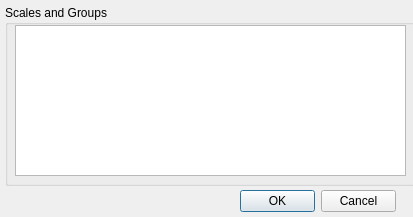
This is gui/dlgFeature.ui in ilastik/ilastik-0.5 as Qt 5 draws it before an edit. The edited form follows.
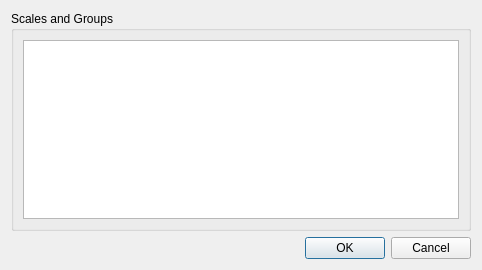
This is the edited form. Icons and pictures are not drawn.

Commit message: fix feature selection dialog to resize properly

```diff
--- a/gui/dlgFeature.ui
+++ b/gui/dlgFeature.ui
@@ -6,8 +6,8 @@
    <rect>
     <x>0</x>
     <y>0</y>
-    <width>413</width>
-    <height>217</height>
+    <width>482</width>
+    <height>270</height>
    </rect>
   </property>
   <property name="windowTitle">
@@ -17,43 +17,17 @@
    <iconset>
     <normaloff>../../icons/32x32/actions/window-new.png</normaloff>../../icons/32x32/actions/window-new.png</iconset>
   </property>
-  <widget class="QDialogButtonBox" name="confirmButtons">
-   <property name="geometry">
-    <rect>
-     <x>240</x>
-     <y>190</y>
-     <width>156</width>
-     <height>23</height>
-    </rect>
-   </property>
-   <property name="orientation">
-    <enum>Qt::Horizontal</enum>
-   </property>
-   <property name="standardButtons">
-    <set>QDialogButtonBox::Cancel|QDialogButtonBox::Ok</set>
-   </property>
-  </widget>
+  <layout class="QVBoxLayout" name="verticalLayout_3">
+   <item>
+    <layout class="QVBoxLayout" name="verticalLayout_2">
+     <item>
   <widget class="QGroupBox" name="groupBox">
-   <property name="geometry">
-    <rect>
-     <x>5</x>
-     <y>5</y>
-     <width>411</width>
-     <height>181</height>
-    </rect>
-   </property>
    <property name="title">
     <string>Scales and Groups</string>
    </property>
+       <layout class="QVBoxLayout" name="verticalLayout">
+        <item>
    <widget class="QTableWidget" name="featureTable">
-    <property name="geometry">
-     <rect>
-      <x>10</x>
-      <y>20</y>
-      <width>391</width>
-      <height>151</height>
-     </rect>
-    </property>
     <property name="toolTip">
      <string>&lt;!DOCTYPE HTML PUBLIC &quot;-//W3C//DTD HTML 4.0//EN&quot; &quot;http://www.w3.org/TR/REC-html40/strict.dtd&quot;&gt;
 &lt;html&gt;&lt;head&gt;&lt;meta name=&quot;qrichtext&quot; content=&quot;1&quot; /&gt;&lt;style type=&quot;text/css&quot;&gt;
@@ -62,7 +36,40 @@
 &lt;p style=&quot; margin-top:0px; margin-bottom:0px; margin-left:0px; margin-right:0px; -qt-block-indent:0; text-indent:0px;&quot;&gt;Draw a rectangle to select feaures&lt;/p&gt;&lt;/body&gt;&lt;/html&gt;</string>
     </property>
    </widget>
-  </widget>
+        </item>
+       </layout>
+      </widget>
+     </item>
+     <item>
+      <layout class="QHBoxLayout" name="horizontalLayout">
+       <item>
+        <spacer name="horizontalSpacer">
+         <property name="orientation">
+          <enum>Qt::Horizontal</enum>
+         </property>
+         <property name="sizeHint" stdset="0">
+          <size>
+           <width>40</width>
+           <height>20</height>
+          </size>
+         </property>
+        </spacer>
+       </item>
+       <item>
+        <widget class="QDialogButtonBox" name="confirmButtons">
+         <property name="orientation">
+          <enum>Qt::Horizontal</enum>
+         </property>
+         <property name="standardButtons">
+          <set>QDialogButtonBox::Cancel|QDialogButtonBox::Ok</set>
+         </property>
+        </widget>
+       </item>
+      </layout>
+     </item>
+    </layout>
+   </item>
+  </layout>
  </widget>
  <resources/>
  <connections>
```
Lines whose indentation alone changed are shown as unchanged.
